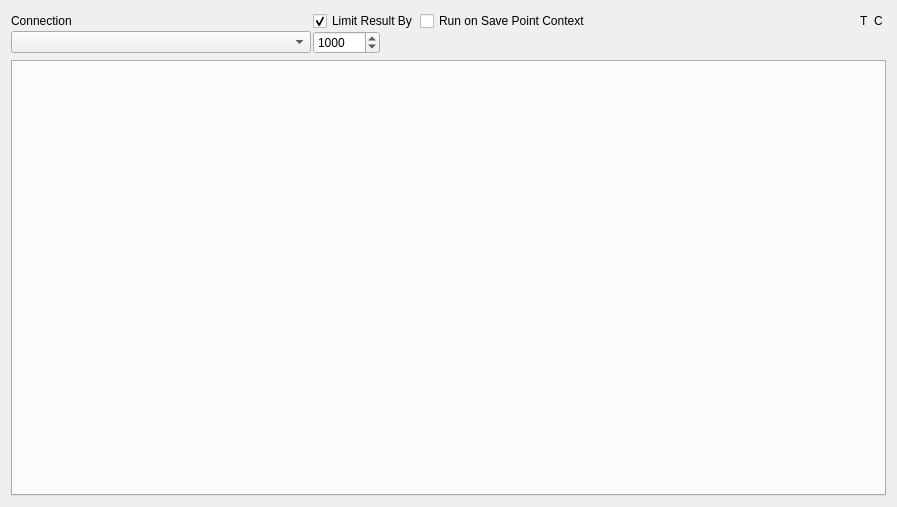
First picture: the form in GUI/pgdbatool/sqltool.ui, repository marcotcal/PG-DBA-Tools, before the edit.
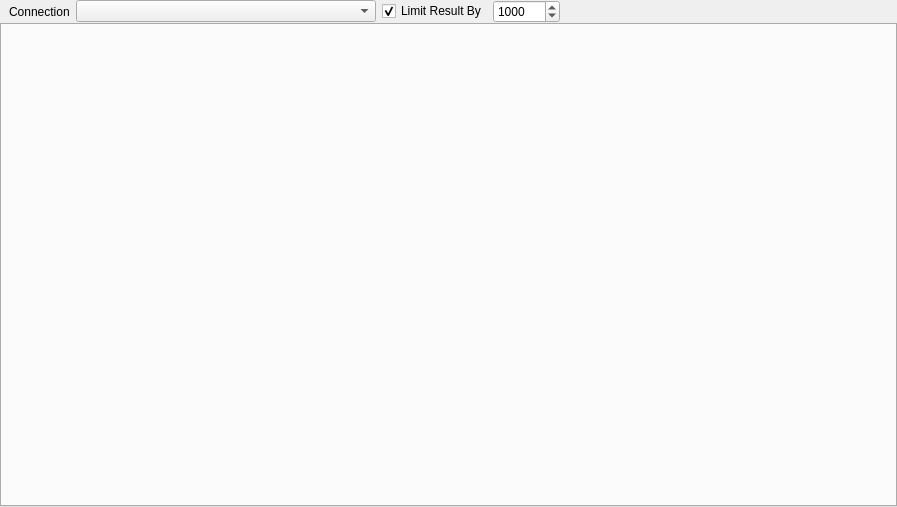
Second picture: the form after the edit.

Patch:
```diff
--- a/GUI/pgdbatool/sqltool.ui
+++ b/GUI/pgdbatool/sqltool.ui
@@ -14,6 +14,21 @@
    <string>Form</string>
   </property>
   <layout class="QVBoxLayout" name="verticalLayout">
+   <property name="spacing">
+    <number>0</number>
+   </property>
+   <property name="leftMargin">
+    <number>0</number>
+   </property>
+   <property name="topMargin">
+    <number>0</number>
+   </property>
+   <property name="rightMargin">
+    <number>0</number>
+   </property>
+   <property name="bottomMargin">
+    <number>0</number>
+   </property>
    <item>
     <widget class="QFrame" name="frame">
      <property name="frameShape">
@@ -22,64 +37,21 @@
      <property name="frameShadow">
       <enum>QFrame::Raised</enum>
      </property>
-     <layout class="QGridLayout" name="gridLayout" columnstretch="0,0,1,0,0">
-      <property name="leftMargin">
-       <number>0</number>
-      </property>
+     <layout class="QHBoxLayout" name="horizontalLayout" stretch="0,0,0,0,1,0,0">
       <property name="topMargin">
        <number>0</number>
       </property>
-      <property name="rightMargin">
-       <number>0</number>
-      </property>
       <property name="bottomMargin">
        <number>0</number>
       </property>
-      <property name="horizontalSpacing">
-       <number>2</number>
-      </property>
-      <property name="verticalSpacing">
-       <number>0</number>
-      </property>
-      <item row="0" column="0">
+      <item>
        <widget class="QLabel" name="label">
         <property name="text">
          <string>Connection</string>
         </property>
        </widget>
       </item>
-      <item row="0" column="1">
-       <widget class="QCheckBox" name="limit_result">
-        <property name="text">
-         <string>Limit Result By</string>
-        </property>
-        <property name="checked">
-         <bool>true</bool>
-        </property>
-       </widget>
-      </item>
-      <item row="0" column="2">
-       <widget class="QCheckBox" name="checkBox">
-        <property name="text">
-         <string>Run on Save Point Context</string>
-        </property>
-       </widget>
-      </item>
-      <item row="0" column="3">
-       <widget class="QLabel" name="label_2">
-        <property name="text">
-         <string>T</string>
-        </property>
-       </widget>
-      </item>
-      <item row="0" column="4">
-       <widget class="QLabel" name="label_3">
-        <property name="text">
-         <string>C</string>
-        </property>
-       </widget>
-      </item>
-      <item row="1" column="0">
+      <item>
        <widget class="QComboBox" name="connection_list">
         <property name="sizePolicy">
          <sizepolicy hsizetype="Expanding" vsizetype="Fixed">
@@ -95,7 +67,23 @@
         </property>
        </widget>
       </item>
-      <item row="1" column="1">
+      <item>
+       <widget class="QCheckBox" name="limit_result">
+        <property name="sizePolicy">
+         <sizepolicy hsizetype="Minimum" vsizetype="Fixed">
+          <horstretch>0</horstretch>
+          <verstretch>0</verstretch>
+         </sizepolicy>
+        </property>
+        <property name="text">
+         <string>Limit Result By</string>
+        </property>
+        <property name="checked">
+         <bool>true</bool>
+        </property>
+       </widget>
+      </item>
+      <item>
        <widget class="QSpinBox" name="line_limit">
         <property name="sizePolicy">
          <sizepolicy hsizetype="Fixed" vsizetype="Fixed">
@@ -111,7 +99,7 @@
         </property>
        </widget>
       </item>
-      <item row="1" column="2">
+      <item>
        <spacer name="horizontalSpacer">
         <property name="orientation">
          <enum>Qt::Horizontal</enum>
@@ -124,7 +112,7 @@
         </property>
        </spacer>
       </item>
-      <item row="1" column="3">
+      <item>
        <widget class="QWidget" name="led_transaction" native="true">
         <property name="minimumSize">
          <size>
@@ -143,7 +131,7 @@
         </property>
        </widget>
       </item>
-      <item row="1" column="4">
+      <item>
        <widget class="QWidget" name="led_connected" native="true">
         <property name="minimumSize">
          <size>
```
